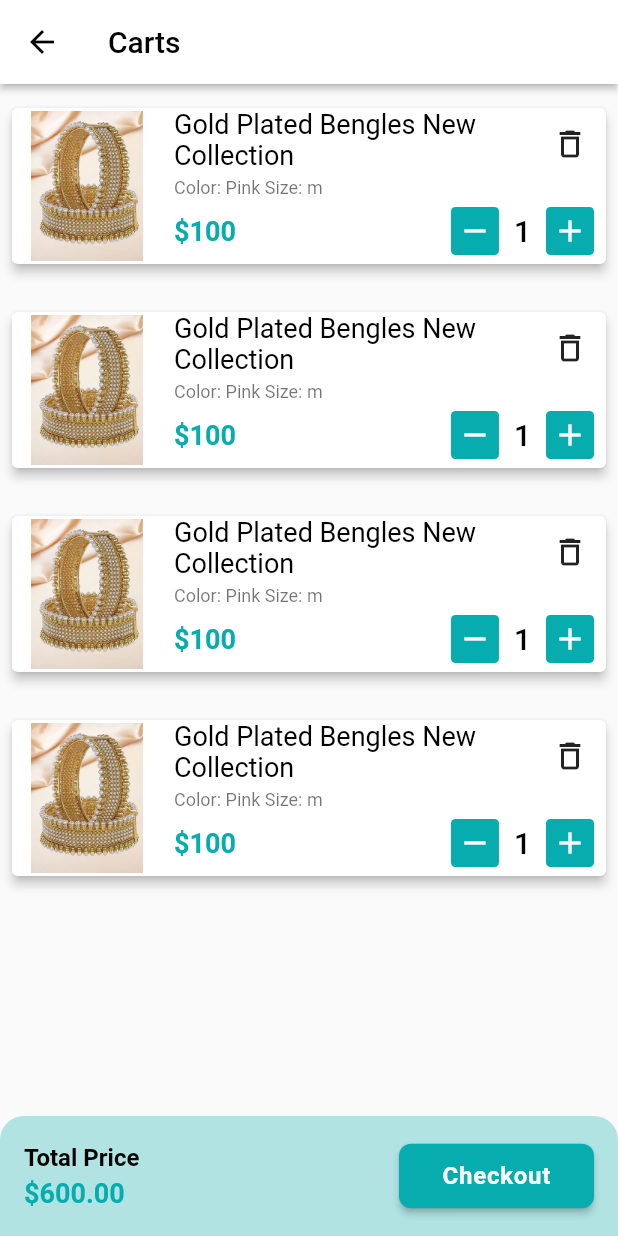
After one commit to ela60/Android-Application-for-my-Exam, a Flutter app: the CarsScreen screen opened directly, on a phone screen of 412 x 824 dp. The commit adds this screen. Run offline on Flutter 3.47's test engine with Material 2 defaults, Android fonts, the phone set to English and light mode, and no system bars; our stand-ins replace carousel_slider, flutter_svg, get, pin_code_fields.

Commit message:
Elas App

```diff
--- /dev/null
+++ b/lib/presentation/ui/screens/carts_screen.dart
@@ -0,0 +1,91 @@
+import 'package:flutter/material.dart';
+import 'package:get/get.dart';
+import 'package:project1/presentation/state_holders/main_bottom_nav_controller.dart';
+import 'package:project1/presentation/ui/utility/app_colors.dart';
+import 'package:project1/presentation/ui/utility/image_assets.dart';
+import 'package:project1/presentation/ui/widgets/cart_product_card.dart';
+import 'package:project1/presentation/ui/widgets/custom_stepper.dart';
+
+class CarsScreen extends StatefulWidget {
+  const CarsScreen({super.key});
+
+  @override
+  State<CarsScreen> createState() => _CarsScreenState();
+}
+
+class _CarsScreenState extends State<CarsScreen> {
+  @override
+  Widget build(BuildContext context) {
+    return Scaffold(
+      appBar: AppBar(
+          backgroundColor: Colors.white,
+          title: const Text(
+            'Carts',
+            style: TextStyle(color: Colors.black),
+          ),
+          elevation: 2,
+          leading: IconButton(
+            onPressed: () {
+              Get.find<MainButtonNAvController>().backToHome();
+            },
+            icon: const Icon(
+              Icons.arrow_back,
+              color: Colors.black,
+            ),
+          ),),
+      body: Column(
+        children: [
+          Expanded(
+              child:ListView.builder(
+                itemCount: 4,
+                  itemBuilder: (context,index){
+                return const CartProductCard();
+              })
+          ),
+          Container(
+            padding: const EdgeInsets.symmetric(horizontal: 16, vertical: 16),
+            decoration: BoxDecoration(
+                color: AppColors.primaryColor.withOpacity(0.3),
+                borderRadius: const BorderRadius.only(
+                    topLeft: Radius.circular(16),
+                    topRight: Radius.circular(16))),
+            child: Row(
+              mainAxisAlignment: MainAxisAlignment.spaceBetween,
+              children: [
+                const Column(
+                  crossAxisAlignment: CrossAxisAlignment.start,
+                  children: [
+                    Text(
+                      'Total Price',
+                      style: TextStyle(
+                          fontWeight: FontWeight.w700,
+                          fontSize: 16,
+                          color: Colors.black),
+                    ),
+                    SizedBox(
+                      height: 4,
+                    ),
+                    Text(
+                      '\$600.00',
+                      style: TextStyle(
+                          fontWeight: FontWeight.w700,
+                          fontSize: 18,
+                          color: AppColors.primaryColor),
+                    ),
+                  ],
+                ),
+                SizedBox(
+                  width: 130,
+                  child: ElevatedButton(
+                    onPressed: () {},
+                    child: Text('Checkout'),
+                  ),
+                )
+              ],
+            ),
+          )
+        ],
+      ),
+    );
+  }
+}
--- a/lib/presentation/ui/screens/main_bottom_nav_screen.dart
+++ b/lib/presentation/ui/screens/main_bottom_nav_screen.dart
@@ -1,6 +1,7 @@
 import 'package:flutter/material.dart';
 import 'package:get/get.dart';
 import 'package:project1/presentation/state_holders/main_bottom_nav_controller.dart';
+import 'package:project1/presentation/ui/screens/carts_screen.dart';
 import 'package:project1/presentation/ui/screens/category_list_screens.dart';
 import 'package:project1/presentation/ui/screens/home_screen.dart';
 import 'package:project1/presentation/ui/screens/wish_list_screens.dart';
@@ -17,7 +18,7 @@ class _MainBottomNavScreenState extends State<MainBottomNavScreen> {
   final List<Widget> _screens = [
     const HomeScreen(),
     const CategoryListScreens(),
-    const HomeScreen(),
+    const CarsScreen(),
     const WishListScreens(),
   ];
 
--- a/lib/presentation/ui/screens/product_details_screen.dart
+++ b/lib/presentation/ui/screens/product_details_screen.dart
@@ -41,7 +41,9 @@ class _ProductDetailsScreenState extends State<ProductDetailsScreen> {
                         ),
                         title: const Text(
                           'Product Details',
-                          style: TextStyle(color: Colors.black87),
+                          style: TextStyle(color: Colors.black87,
+                          fontSize: 18,
+                          fontWeight: FontWeight.w700),
                         ),
                         backgroundColor: Colors.transparent,
                         elevation: 0,
--- a/lib/presentation/ui/utility/image_assets.dart
+++ b/lib/presentation/ui/utility/image_assets.dart
@@ -5,5 +5,6 @@ class ImageAssets{
   static const String  BengleItemsPng ='assets/images/img_2.png';
   static const String  BahariBenglePng ='assets/images/img_3.png';
   static const String  BahariBenglePng1 ='assets/images/img_5.png';
+  static const String  BahariBenglePng2 ='assets/images/img_4.png';
 
 }
--- /dev/null
+++ b/lib/presentation/ui/widgets/cart_product_card.dart
@@ -0,0 +1,95 @@
+import 'package:flutter/material.dart';
+import 'package:project1/presentation/ui/utility/app_colors.dart';
+import 'package:project1/presentation/ui/utility/image_assets.dart';
+import 'package:project1/presentation/ui/widgets/custom_stepper.dart';
+
+class CartProductCard extends StatelessWidget {
+  const CartProductCard({
+    super.key,
+  });
+
+  @override
+  Widget build(BuildContext context) {
+    return Card(
+      elevation: 3,
+      margin: EdgeInsets.symmetric(horizontal: 8, vertical: 16),
+      child: Row(
+        children: [
+          Container(
+            width: 100,
+            height: 100,
+            decoration: const BoxDecoration(
+                color: Colors.white,
+                image: DecorationImage(
+                  image: AssetImage(ImageAssets.BahariBenglePng2),
+                )),
+          ),
+          const SizedBox(
+            width: 8,
+          ),
+          Expanded(
+              child: Padding(
+                padding: const EdgeInsets.all(.0),
+                child: Column(
+                  mainAxisAlignment: MainAxisAlignment.start,
+                  children: [
+                    Row(
+                      crossAxisAlignment: CrossAxisAlignment.start,
+                      children: [
+                        Expanded(
+                          child: Column(
+                            crossAxisAlignment: CrossAxisAlignment.start,
+                            children: [
+                              Text(
+                                'Gold Plated Bengles New Collection',
+                                style: TextStyle(
+                                    fontSize: 18, color: Colors.black),
+                              ),
+                              const SizedBox(
+                                height: 4,
+                              ),
+                              RichText(
+                                text: const TextSpan(
+                                  style: TextStyle(
+                                      color: Colors.black54,
+                                      fontSize: 12),
+                                  children: [
+                                    TextSpan(text: 'Color: Pink '),
+                                    TextSpan(text: 'Size: m')
+                                  ],
+                                ),
+                              ),
+                            ],
+                          ),
+                        ),
+                        IconButton(
+                            onPressed: () {},
+                            icon: Icon(Icons.delete_outline))
+                      ],
+                    ),
+                    Row(
+                      mainAxisAlignment: MainAxisAlignment.spaceBetween,
+                      children: [
+                        Text(
+                          '\$100',
+                          style: TextStyle(
+                              color: AppColors.primaryColor,
+                              fontSize: 18,
+                              fontWeight: FontWeight.w700),
+                        ),
+                        CustomStepper(
+                            lowerLimit: 1,
+                            upperLimit: 20,
+                            stepValue: 1,
+                            value: 1,
+                            onChange: (int value) {}),
+                      ],
+                    )
+                  ],
+                ),
+              ))
+        ],
+      ),
+    );
+  }
+}
--- a/lib/presentation/ui/widgets/home/product_image_slider.dart
+++ b/lib/presentation/ui/widgets/home/product_image_slider.dart
@@ -32,7 +32,7 @@ class _ProductImageSliderState extends State<ProductImageSlider> {
                     decoration: BoxDecoration(
                         color: Colors.grey.shade400,
                       image: const DecorationImage(
-                        image: AssetImage(ImageAssets.BahariBenglePng1),
+                        image: AssetImage(ImageAssets.craftBayNavLogosJpg),
                       ),
                     ),
                     alignment: Alignment.center,
```
